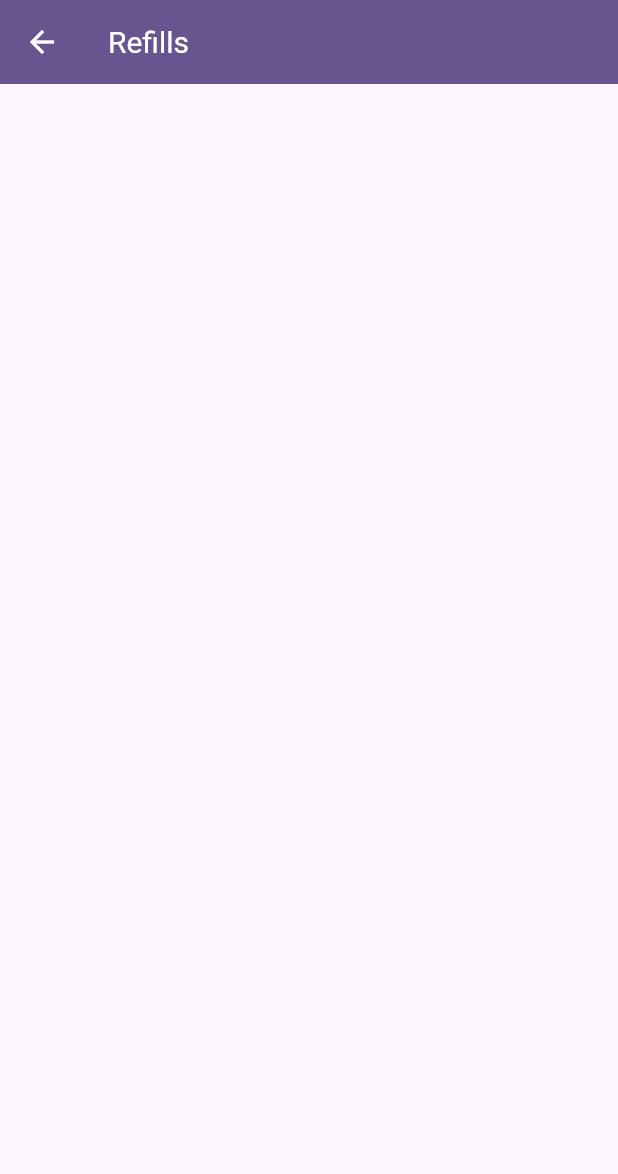
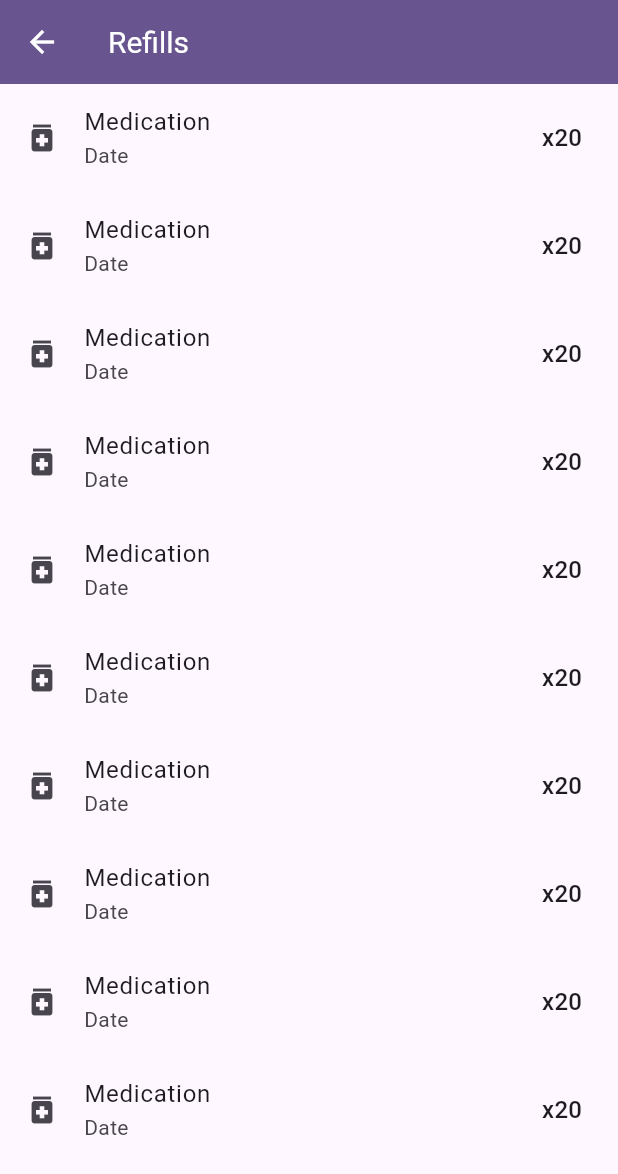
Before and after one commit to Devanand-Sharma/medication-dispenser, a Flutter app: the RefillsScreen screen opened by its route, on a phone screen of 412 x 824 dp. Shown: the top 1174 px of the screen. Run offline on Flutter 3.47's test engine with Material 3 defaults, Android fonts, the light colour scheme and no system bars; our stand-ins replace calendar_view, gap, simple_circular_progress_bar, table_calendar.

Commit message:
Refill Page
Signed-off-by: Keeshigan Pirabaharan <kpirabaharan3@gmail.com>

```diff
--- a/lib/screens/refills.dart
+++ b/lib/screens/refills.dart
@@ -1,4 +1,6 @@
 import 'package:flutter/material.dart';
+
+import 'package:medication_app/widgets/refill_list.dart';
 
 class RefillsScreen extends StatelessWidget {
   static const String routeName = '/refills';
@@ -12,6 +14,7 @@ class RefillsScreen extends StatelessWidget {
         foregroundColor: Theme.of(context).colorScheme.onPrimary,
         backgroundColor: Theme.of(context).colorScheme.primary,
       ),
+      body: const RefillList(),
     );
   }
 }
--- /dev/null
+++ b/lib/widgets/refill_list.dart
@@ -0,0 +1,23 @@
+import 'package:flutter/material.dart';
+
+class RefillList extends StatelessWidget {
+  const RefillList({super.key});
+
+  @override
+  Widget build(BuildContext context) {
+    return ListView.builder(
+      itemBuilder: (BuildContext context, int index) {
+        return ListTile(
+          title: const Text('Medication'),
+          subtitle: const Text('Date'),
+          leading: const Icon(Icons.medication),
+          trailing: Text(
+            'x20',
+            style: Theme.of(context).textTheme.titleMedium,
+          ),
+        );
+      },
+      itemCount: 10,
+    );
+  }
+}
```
